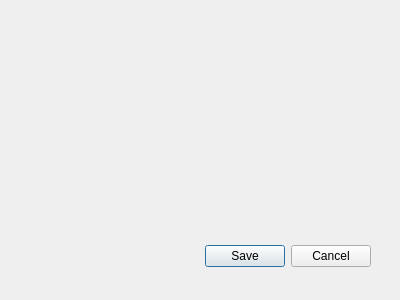
This is addnewdialog.ui in kevin-ye/KeyKeeper3 as Qt 5 draws it before an edit. The edited form follows.
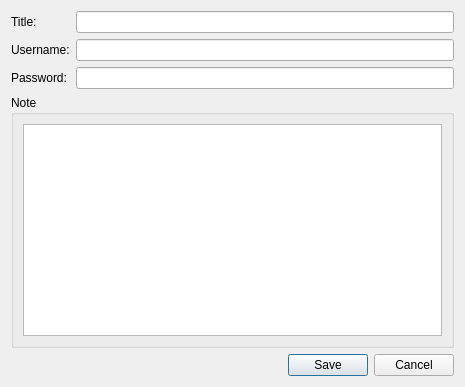
This is the edited form.

Commit message: add new dialog interface fix password checking

```diff
--- a/addnewdialog.ui
+++ b/addnewdialog.ui
@@ -6,29 +6,83 @@
    <rect>
     <x>0</x>
     <y>0</y>
-    <width>400</width>
-    <height>300</height>
+    <width>465</width>
+    <height>387</height>
    </rect>
   </property>
   <property name="windowTitle">
    <string>Dialog</string>
   </property>
-  <widget class="QDialogButtonBox" name="buttonBox">
-   <property name="geometry">
-    <rect>
-     <x>30</x>
-     <y>240</y>
-     <width>341</width>
-     <height>32</height>
-    </rect>
-   </property>
-   <property name="orientation">
-    <enum>Qt::Horizontal</enum>
-   </property>
-   <property name="standardButtons">
-    <set>QDialogButtonBox::Cancel|QDialogButtonBox::Save</set>
-   </property>
-  </widget>
+  <layout class="QVBoxLayout" name="verticalLayout_3">
+   <item>
+    <layout class="QHBoxLayout" name="horizontalLayout">
+     <item>
+      <layout class="QVBoxLayout" name="verticalLayout_2">
+       <item>
+        <widget class="QLabel" name="titleLabel">
+         <property name="text">
+          <string>Title:</string>
+         </property>
+        </widget>
+       </item>
+       <item>
+        <widget class="QLabel" name="usernameLabel">
+         <property name="text">
+          <string>Username:</string>
+         </property>
+        </widget>
+       </item>
+       <item>
+        <widget class="QLabel" name="passwordLabel">
+         <property name="text">
+          <string>Password:</string>
+         </property>
+        </widget>
+       </item>
+      </layout>
+     </item>
+     <item>
+      <layout class="QVBoxLayout" name="verticalLayout">
+       <item>
+        <widget class="QLineEdit" name="titleEdit"/>
+       </item>
+       <item>
+        <widget class="QLineEdit" name="usernameEdit"/>
+       </item>
+       <item>
+        <widget class="QLineEdit" name="passwordEdit">
+         <property name="echoMode">
+          <enum>QLineEdit::Password</enum>
+         </property>
+        </widget>
+       </item>
+      </layout>
+     </item>
+    </layout>
+   </item>
+   <item>
+    <widget class="QGroupBox" name="groupBox">
+     <property name="title">
+      <string>Note</string>
+     </property>
+     <layout class="QGridLayout" name="gridLayout">
+      <item row="0" column="0">
+       <widget class="QTextEdit" name="noteEdit"/>
+      </item>
+     </layout>
+    </widget>
+   </item>
+   <item>
+    <widget class="QDialogButtonBox" name="buttonBox">
+     <property name="orientation">
+      <enum>Qt::Horizontal</enum>
+     </property>
+     <property name="standardButtons">
+      <set>QDialogButtonBox::Cancel|QDialogButtonBox::Save</set>
+     </property>
+    </widget>
+   </item>
+  </layout>
  </widget>
  <resources/>
  <connections>
```
The commit also changes 4 other files.
